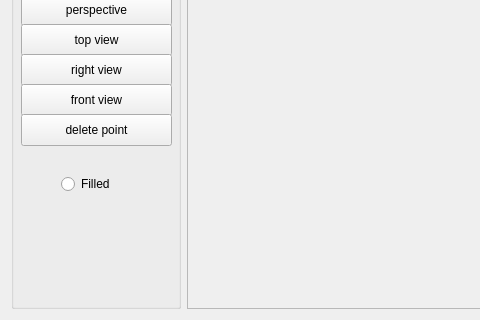
ThisIsGJ/QT_02, file MainWindow.ui: the form before one commit; both pictures show x 0 to 480 and y 283 to 603 of the 794 by 603 pixel window.
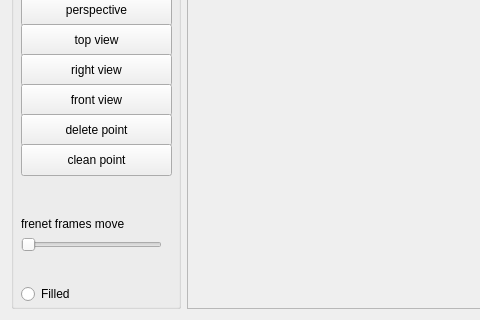
The form after the commit.

Commit message:
finish frenet frame axes
finish frenet frame axes

Patch:
```diff
--- a/MainWindow.ui
+++ b/MainWindow.ui
@@ -229,8 +229,8 @@
      <widget class="QRadioButton" name="radioButton">
       <property name="geometry">
        <rect>
-        <x>50</x>
-        <y>400</y>
+        <x>10</x>
+        <y>510</y>
         <width>61</width>
         <height>20</height>
        </rect>
@@ -304,6 +304,45 @@
        <string>delete point</string>
       </property>
      </widget>
+     <widget class="QSlider" name="horizontalSlider_4">
+      <property name="geometry">
+       <rect>
+        <x>10</x>
+        <y>460</y>
+        <width>141</width>
+        <height>22</height>
+       </rect>
+      </property>
+      <property name="orientation">
+       <enum>Qt::Horizontal</enum>
+      </property>
+     </widget>
+     <widget class="QLabel" name="label_5">
+      <property name="geometry">
+       <rect>
+        <x>10</x>
+        <y>440</y>
+        <width>141</width>
+        <height>19</height>
+       </rect>
+      </property>
+      <property name="text">
+       <string>frenet frames move</string>
+      </property>
+     </widget>
+     <widget class="QPushButton" name="pushButton_6">
+      <property name="geometry">
+       <rect>
+        <x>10</x>
+        <y>370</y>
+        <width>151</width>
+        <height>32</height>
+       </rect>
+      </property>
+      <property name="text">
+       <string>clean point</string>
+      </property>
+     </widget>
     </widget>
    </item>
   </layout>
```
Left out of the diff: 38 changed lines with no effect on the pictures. The commit also changes 4 other files.
